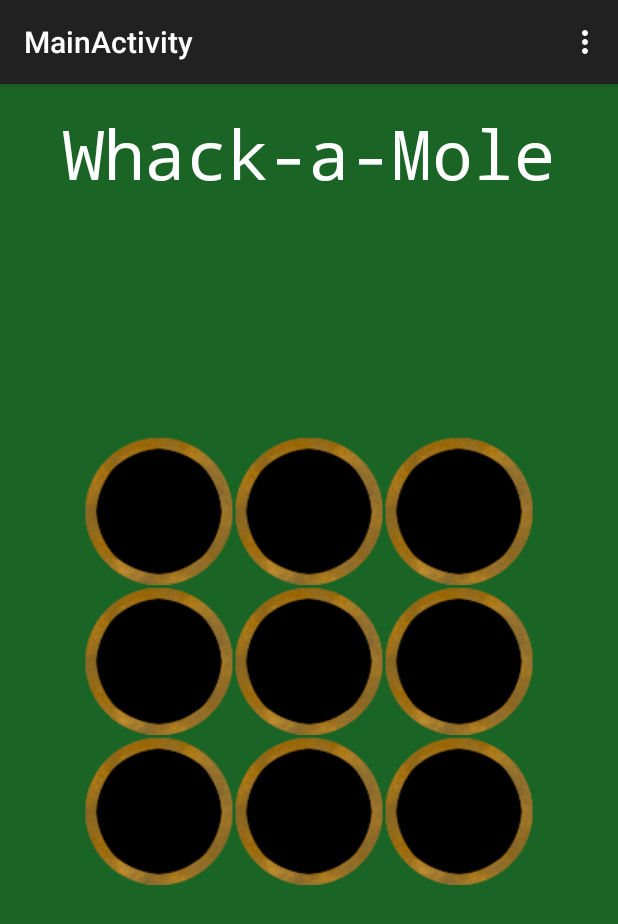
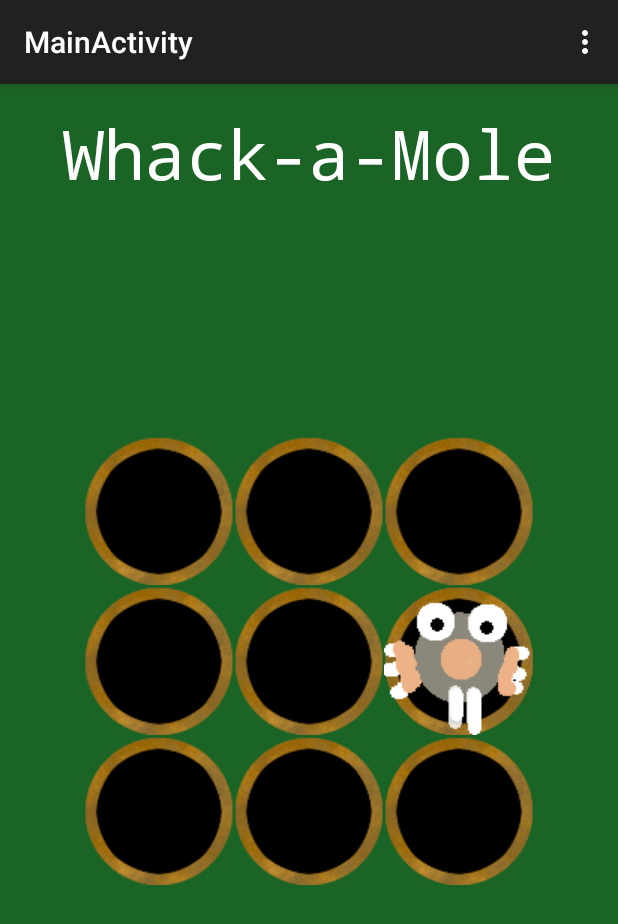
Before and after one commit to CarlosBalladares/Wack-a-mole, an Android app: the screen it shows after launch (MainActivity), on a phone screen of 412 x 824 dp. Shown: the top 924 px of the screen. Run offline under Robolectric (Android 15) with nearby library versions, the phone set to English and light mode, and no system bars.

Commit message:
ui changes and mole figure

```diff
--- a/app/src/main/java/com/whackgregor/whackgregor/activities/MainActivity.java
+++ b/app/src/main/java/com/whackgregor/whackgregor/activities/MainActivity.java
@@ -4,15 +4,25 @@ import android.support.v7.app.AppCompatActivity;
 import android.os.Bundle;
 import android.view.Menu;
 import android.view.MenuItem;
+import android.widget.ImageView;
 
 import com.whackgregor.whackgregor.R;
 
+import java.util.Random;
+
 public class MainActivity extends AppCompatActivity {
+
+    public int[] holes ={R.id.hole1, R.id.hole2, R.id.hole3, R.id.hole4, R.id.hole5, R.id.hole6, R.id.hole7, R.id.hole8, R.id.hole9};
+
+    public int[] moles ={R.drawable.holewithmole, R.drawable.holewithmole2};
 
     @Override
     protected void onCreate(Bundle savedInstanceState) {
         super.onCreate(savedInstanceState);
         setContentView(R.layout.activity_main);
+        ImageView hole = (ImageView) findViewById(holes[5]);
+        hole.setImageResource(R.drawable.holewithmole2);
+
     }
 
     @Override
@@ -36,4 +46,9 @@ public class MainActivity extends AppCompatActivity {
 
         return super.onOptionsItemSelected(item);
     }
+
+    public int getRandomItem(int[] array){
+        Random rand= new Random();
+        return rand.nextInt(array.length);
+    }
 }
```
Also changed, not shown: app/src/main/res/drawable/holewithmole.png (added), app/src/main/res/drawable/holewithmole2.png (added).
